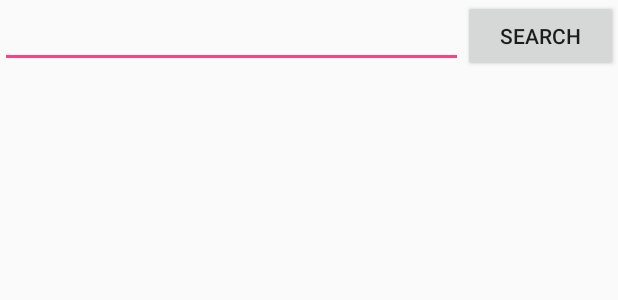
After one commit to HugoPeregrinaSosa/android_onsite, an Android app: the layout activity_searchtweet.xml on its own in the app's theme, with its tools: preview values and no code run, on a phone screen of 412 x 824 dp. The commit adds this screen. Shown: the top 300 px of the screen. Run offline under Robolectric (Android 15) with nearby library versions, the phone set to English and light mode, and no system bars.

Commit message:
Method added to search tweets

```diff
--- a/app/src/main/java/com/mvillasenor/twitter/MainActivity.java
+++ b/app/src/main/java/com/mvillasenor/twitter/MainActivity.java
@@ -11,6 +11,7 @@ import android.view.MenuItem;
 import android.view.View;
 
 import com.mvillasenor.twitter.activities.NewTweetActivity;
+import com.mvillasenor.twitter.activities.SearchTweetActivity;
 import com.mvillasenor.twitter.view.fragments.ProfileFragment;
 import com.mvillasenor.twitter.view.fragments.TweetsFragment;
 
@@ -60,6 +61,7 @@ public class MainActivity extends AppCompatActivity implements View.OnClickListe
         switch (item.getItemId()) {
             case R.id.action_search:
                 Log.d(TAG, "onOptionsItemSelected: search");
+                startActivity(new Intent(getApplicationContext(), SearchTweetActivity.class));
                 break;
             case R.id.action_settings:
                 Log.d(TAG, "onOptionsItemSelected: settings");
--- a/app/src/main/java/com/mvillasenor/twitter/view/fragments/TweetsFragment.java
+++ b/app/src/main/java/com/mvillasenor/twitter/view/fragments/TweetsFragment.java
@@ -69,6 +69,10 @@ public class TweetsFragment extends BaseFragment implements SingleTweetViewLaunc
         }
     }
 
+    public void searchAndReplaceTweets(String s){
+
+    }
+
     private void initializeListView() {
         tweetsRecycler.setLayoutManager(new LinearLayoutManager(getActivity()));
         adapter = new TweetAdapter(getActivity(), tweetList, TweetsFragment.this);
--- /dev/null
+++ b/app/src/main/res/layout/activity_searchtweet.xml
@@ -0,0 +1,32 @@
+<?xml version="1.0" encoding="utf-8"?>
+<LinearLayout xmlns:android="http://schemas.android.com/apk/res/android"
+    android:layout_width="match_parent"
+    android:layout_height="match_parent"
+    android:orientation="vertical">
+
+    <LinearLayout
+        android:layout_width="match_parent"
+        android:layout_height="wrap_content"
+        android:orientation="horizontal">
+
+        <EditText
+            android:id="@+id/et_searchtweet_texttosearch"
+            android:layout_width="0dp"
+            android:layout_height="wrap_content"
+            android:layout_weight="3" />
+
+        <Button
+            android:id="@+id/b_searchtweet_search"
+            android:layout_width="0dp"
+            android:layout_height="wrap_content"
+            android:layout_weight="1"
+            android:text="@string/search" />
+
+    </LinearLayout>
+
+    <FrameLayout
+        android:id="@+id/fl_searchtweet_container"
+        android:layout_width="match_parent"
+        android:layout_height="match_parent" />
+
+</LinearLayout>
```
Also changed, not shown: app/src/main/AndroidManifest.xml (+11 -5 lines), app/src/main/java/com/mvillasenor/twitter/activities/SearchTweetActivity.java (added, +58 -0 lines).
